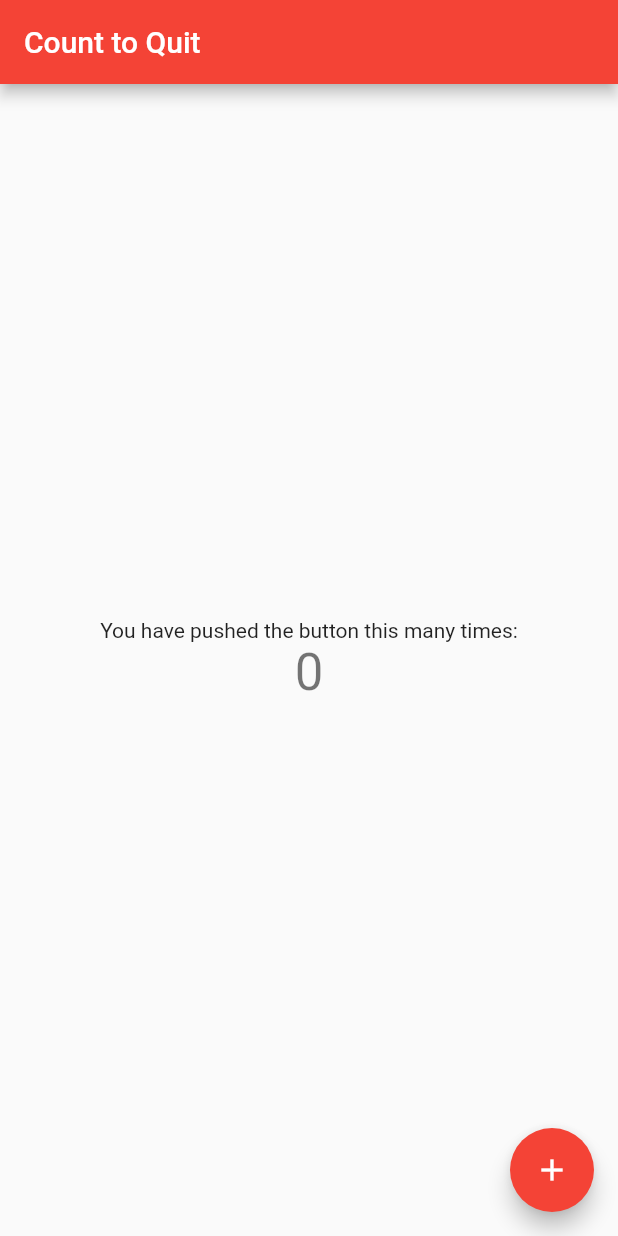
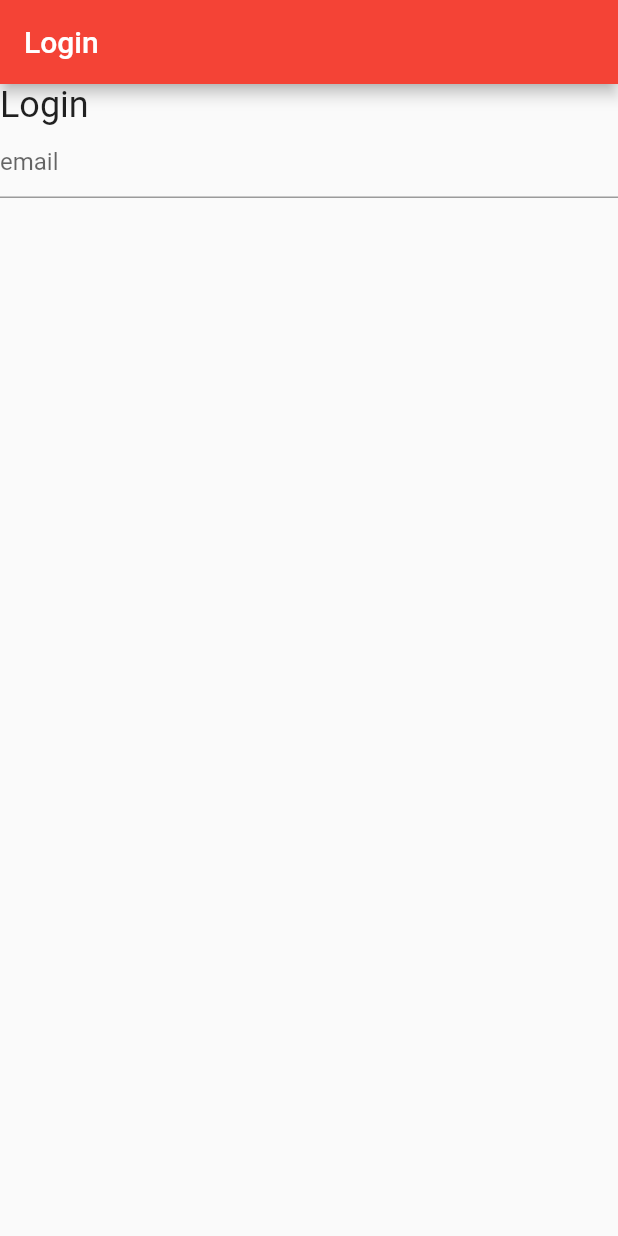
Before and after one commit to Jonathanvanhaaften/flutter_appwrite_1, a Flutter app: the screen it shows after launch, on a phone screen of 412 x 824 dp. Run offline on Flutter 3.47's test engine with Material 2 defaults, Android fonts, the phone set to English and light mode, and no system bars.

Commit message:
building login page

```diff
--- a/lib/features/auth/presentation/pages/login.dart
+++ b/lib/features/auth/presentation/pages/login.dart
@@ -0,0 +1,29 @@
+import 'package:flutter/material.dart';
+
+class LoginPage extends StatefulWidget {
+  const LoginPage({Key? key}) : super(key: key);
+
+  @override
+  _LoginPageState createState() => _LoginPageState();
+}
+
+class _LoginPageState extends State<LoginPage> {
+  @override
+  Widget build(BuildContext context) {
+    return Scaffold(
+        appBar: AppBar(
+          title: const Text('Login'),
+        ),
+        body: ListView(
+          children: <Widget>[
+            Text(
+              "Login",
+              style: Theme.of(context).textTheme.headline5,
+            ),
+            const TextField(
+              decoration: InputDecoration(hintText: "email"),
+            )
+          ],
+        ));
+  }
+}
--- a/lib/main.dart
+++ b/lib/main.dart
@@ -1,4 +1,5 @@
 import 'package:flutter/material.dart';
+import 'package:flutter_appwrite_1/features/auth/presentation/pages/login.dart';
 
 void main() {
   runApp(const MyApp());
@@ -23,92 +24,92 @@ class MyApp extends StatelessWidget {
           // Notice that the counter didn't reset back to zero; the application
           // is not restarted.
           primarySwatch: Colors.red),
-      home: const MyHomePage(title: 'Count to Quit'),
+      home: LoginPage(),
     );
   }
 }
 
-class MyHomePage extends StatefulWidget {
-  const MyHomePage({Key? key, required this.title}) : super(key: key);
+// class MyHomePage extends StatefulWidget {
+//   const MyHomePage({Key? key, required this.title}) : super(key: key);
 
-  // This widget is the home page of your application. It is stateful, meaning
-  // that it has a State object (defined below) that contains fields that affect
-  // how it looks.
+//   // This widget is the home page of your application. It is stateful, meaning
+//   // that it has a State object (defined below) that contains fields that affect
+//   // how it looks.
 
-  // This class is the configuration for the state. It holds the values (in this
-  // case the title) provided by the parent (in this case the App widget) and
-  // used by the build method of the State. Fields in a Widget subclass are
-  // always marked "final".
+//   // This class is the configuration for the state. It holds the values (in this
+//   // case the title) provided by the parent (in this case the App widget) and
+//   // used by the build method of the State. Fields in a Widget subclass are
+//   // always marked "final".
 
-  final String title;
+//   final String title;
 
-  @override
-  State<MyHomePage> createState() => _MyHomePageState();
-}
+//   @override
+//   State<MyHomePage> createState() => _MyHomePageState();
+// }
 
-class _MyHomePageState extends State<MyHomePage> {
-  int _counter = 0;
+// class _MyHomePageState extends State<MyHomePage> {
+//   int _counter = 0;
 
-  void _incrementCounter() {
-    setState(() {
-      // This call to setState tells the Flutter framework that something has
-      // changed in this State, which causes it to rerun the build method below
-      // so that the display can reflect the updated values. If we changed
-      // _counter without calling setState(), then the build method would not be
-      // called again, and so nothing would appear to happen.
-      _counter++;
-    });
-  }
+//   void _incrementCounter() {
+//     setState(() {
+//       // This call to setState tells the Flutter framework that something has
+//       // changed in this State, which causes it to rerun the build method below
+//       // so that the display can reflect the updated values. If we changed
+//       // _counter without calling setState(), then the build method would not be
+//       // called again, and so nothing would appear to happen.
+//       _counter++;
+//     });
+//   }
 
-  @override
-  Widget build(BuildContext context) {
-    // This method is rerun every time setState is called, for instance as done
-    // by the _incrementCounter method above.
-    //
-    // The Flutter framework has been optimized to make rerunning build methods
-    // fast, so that you can just rebuild anything that needs updating rather
-    // than having to individually change instances of widgets.
-    return Scaffold(
-      appBar: AppBar(
-        // Here we take the value from the MyHomePage object that was created by
-        // the App.build method, and use it to set our appbar title.
-        title: Text(widget.title),
-      ),
-      body: Center(
-        // Center is a layout widget. It takes a single child and positions it
-        // in the middle of the parent.
-        child: Column(
-          // Column is also a layout widget. It takes a list of children and
-          // arranges them vertically. By default, it sizes itself to fit its
-          // children horizontally, and tries to be as tall as its parent.
-          //
-          // Invoke "debug painting" (press "p" in the console, choose the
-          // "Toggle Debug Paint" action from the Flutter Inspector in Android
-          // Studio, or the "Toggle Debug Paint" command in Visual Studio Code)
-          // to see the wireframe for each widget.
-          //
-          // Column has various properties to control how it sizes itself and
-          // how it positions its children. Here we use mainAxisAlignment to
-          // center the children vertically; the main axis here is the vertical
-          // axis because Columns are vertical (the cross axis would be
-          // horizontal).
-          mainAxisAlignment: MainAxisAlignment.center,
-          children: <Widget>[
-            const Text(
-              'You have pushed the button this many times:',
-            ),
-            Text(
-              '$_counter',
-              style: Theme.of(context).textTheme.headline4,
-            ),
-          ],
-        ),
-      ),
-      floatingActionButton: FloatingActionButton(
-        onPressed: _incrementCounter,
-        tooltip: 'Increment',
-        child: const Icon(Icons.add),
-      ), // This trailing comma makes auto-formatting nicer for build methods.
-    );
-  }
-}
+//   @override
+//   Widget build(BuildContext context) {
+//     // This method is rerun every time setState is called, for instance as done
+//     // by the _incrementCounter method above.
+//     //
+//     // The Flutter framework has been optimized to make rerunning build methods
+//     // fast, so that you can just rebuild anything that needs updating rather
+//     // than having to individually change instances of widgets.
+//     return Scaffold(
+//       appBar: AppBar(
+//         // Here we take the value from the MyHomePage object that was created by
+//         // the App.build method, and use it to set our appbar title.
+//         title: Text(widget.title),
+//       ),
+//       body: Center(
+//         // Center is a layout widget. It takes a single child and positions it
+//         // in the middle of the parent.
+//         child: Column(
+//           // Column is also a layout widget. It takes a list of children and
+//           // arranges them vertically. By default, it sizes itself to fit its
+//           // children horizontally, and tries to be as tall as its parent.
+//           //
+//           // Invoke "debug painting" (press "p" in the console, choose the
+//           // "Toggle Debug Paint" action from the Flutter Inspector in Android
+//           // Studio, or the "Toggle Debug Paint" command in Visual Studio Code)
+//           // to see the wireframe for each widget.
+//           //
+//           // Column has various properties to control how it sizes itself and
+//           // how it positions its children. Here we use mainAxisAlignment to
+//           // center the children vertically; the main axis here is the vertical
+//           // axis because Columns are vertical (the cross axis would be
+//           // horizontal).
+//           mainAxisAlignment: MainAxisAlignment.center,
+//           children: <Widget>[
+//             const Text(
+//               'You have pushed the button this many times:',
+//             ),
+//             Text(
+//               '$_counter',
+//               style: Theme.of(context).textTheme.headline4,
+//             ),
+//           ],
+//         ),
+//       ),
+//       floatingActionButton: FloatingActionButton(
+//         onPressed: _incrementCounter,
+//         tooltip: 'Increment',
+//         child: const Icon(Icons.add),
+//       ), // This trailing comma makes auto-formatting nicer for build methods.
+//     );
+//   }
+// }
```
